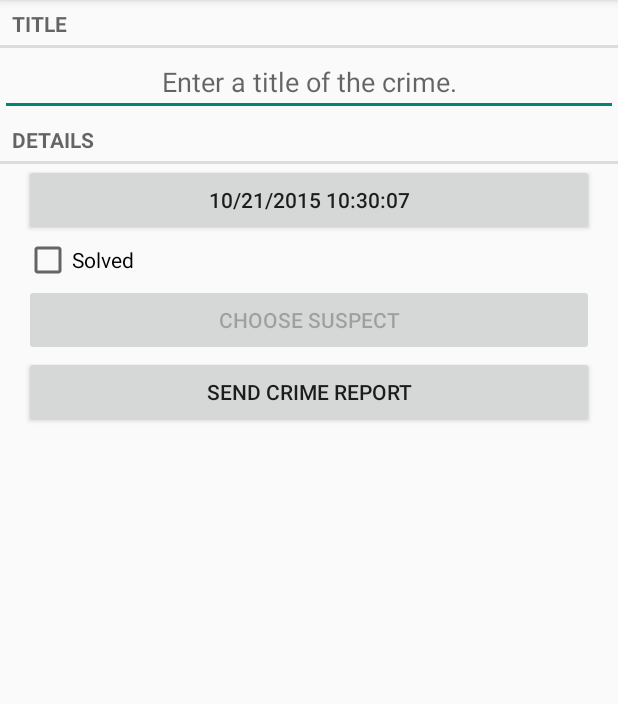
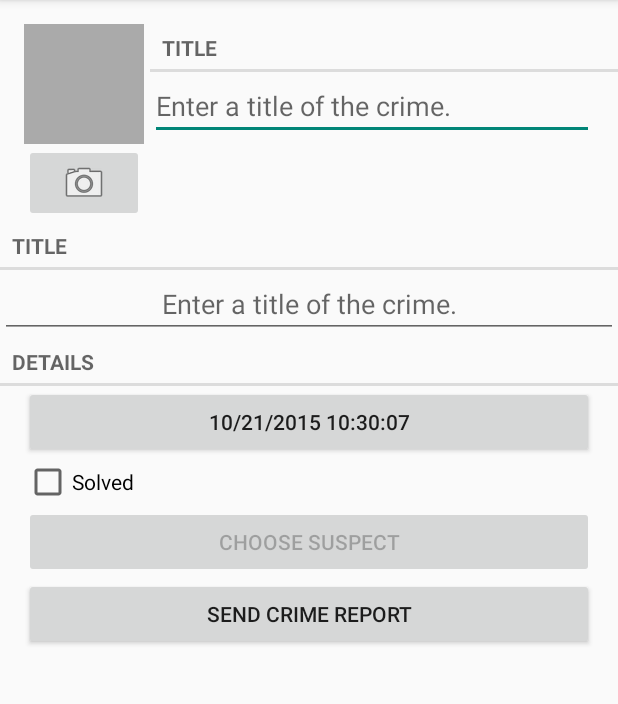
Before and after one commit to yihanseattle/Android-Practice, an Android app: the CrimeFragment screen opened directly, with no data from a screen before it, on a phone screen of 412 x 824 dp, the part 84-788 px from its top. Run offline under Robolectric (Android 15) with nearby library versions, the phone set to English and light mode, and no system bars.

Commit message:
Complete: Chapter 16

```diff
--- a/CriminalIntent/app/src/main/java/app/com/yihan/android/criminalintent/CrimeFragment.java
+++ b/CriminalIntent/app/src/main/java/app/com/yihan/android/criminalintent/CrimeFragment.java
@@ -4,9 +4,11 @@
 import android.content.Intent;
 import android.content.pm.PackageManager;
 import android.database.Cursor;
+import android.graphics.Bitmap;
 import android.net.Uri;
 import android.os.Bundle;
 import android.provider.ContactsContract;
+import android.provider.MediaStore;
 import android.support.annotation.Nullable;
 import android.support.v4.app.Fragment;
 import android.support.v4.app.FragmentManager;
@@ -20,7 +22,10 @@
 import android.widget.CheckBox;
 import android.widget.CompoundButton;
 import android.widget.EditText;
+import android.widget.ImageButton;
+import android.widget.ImageView;
 
+import java.io.File;
 import java.util.Date;
 import java.util.UUID;
 
@@ -28,6 +33,7 @@
 import app.com.yihan.android.criminalintent.modelHelper.CrimeLab;
 import app.com.yihan.android.criminalintent.others.Constants;
 import app.com.yihan.android.criminalintent.others.DatePickerFragment;
+import app.com.yihan.android.criminalintent.others.PictureUtils;
 
 
 /**
@@ -42,6 +48,9 @@
     private CheckBox mCheckBoxSolved;
     private Button mButtonReport;
     private Button mButtonSuspect;
+    private ImageButton mButtonPhoto;
+    private ImageView mViewPhoto;
+    private File mPhotoFile;
 
     public static CrimeFragment newInstance(UUID crimeId) {
         Bundle args = new Bundle();
@@ -56,6 +65,7 @@
         super.onCreate(savedInstanceState);
         UUID crimId = (UUID) getArguments().getSerializable(Constants.ARG_CRIME_ID);
         mCrime = CrimeLab.getInstance(getActivity()).getCrime(crimId);
+        mPhotoFile = CrimeLab.getInstance(getActivity()).getPhotoFile(mCrime);
     }
 
     @Override
@@ -143,6 +153,24 @@
             mButtonSuspect.setEnabled(false);
         }
 
+        // take photo
+        mButtonPhoto = (ImageButton) v.findViewById(R.id.crime_camera);
+        final Intent captureImage = new Intent(MediaStore.ACTION_IMAGE_CAPTURE);
+        boolean canTakePhoto = mPhotoFile != null && captureImage.resolveActivity(packageManager) != null;
+        if (canTakePhoto) {
+            Uri uri = Uri.fromFile(mPhotoFile);
+            captureImage.putExtra(MediaStore.EXTRA_OUTPUT, uri);
+        }
+        mButtonPhoto.setOnClickListener(new View.OnClickListener() {
+            @Override
+            public void onClick(View v) {
+                startActivityForResult(captureImage, Constants.REQUEST_PHOTO);
+            }
+        });
+
+        mViewPhoto = (ImageView) v.findViewById(R.id.crime_photo);
+        updatePhotoView();
+
         return v;
     }
 
@@ -189,6 +217,8 @@
                 c.close();
             }
 
+        } else if (requestCode == Constants.REQUEST_PHOTO) {
+            updatePhotoView();
         }
     }
 
@@ -220,4 +250,14 @@
 
         return report;
     }
+
+    private void updatePhotoView() {
+        if (mPhotoFile == null || !mPhotoFile.exists()) {
+            mViewPhoto.setImageDrawable(null);
+        } else {
+            Bitmap bitmap = PictureUtils.getScaledBitmap(mPhotoFile.getPath(), getActivity());
+            mViewPhoto.setImageBitmap(bitmap);
+        }
+    }
+
 }
--- a/CriminalIntent/app/src/main/java/app/com/yihan/android/criminalintent/model/Crime.java
+++ b/CriminalIntent/app/src/main/java/app/com/yihan/android/criminalintent/model/Crime.java
@@ -68,4 +68,8 @@
     public void setSuspect(String suspect) {
         mSuspect = suspect;
     }
+
+    public String getPhotoFilename() {
+        return "IMG_" + getId().toString() + ".jpg";
+    }
 }
--- a/CriminalIntent/app/src/main/java/app/com/yihan/android/criminalintent/modelHelper/CrimeLab.java
+++ b/CriminalIntent/app/src/main/java/app/com/yihan/android/criminalintent/modelHelper/CrimeLab.java
@@ -4,7 +4,9 @@
 import android.content.Context;
 import android.database.Cursor;
 import android.database.sqlite.SQLiteDatabase;
+import android.os.Environment;
 
+import java.io.File;
 import java.util.ArrayList;
 import java.util.List;
 import java.util.UUID;
@@ -116,4 +118,20 @@
         return values;
     }
 
+    /**
+     * This code does not create any files on the filesystem.
+     * It only returns File objects that point to the right locations.
+     * @param crime
+     * @return
+     */
+    public File getPhotoFile(Crime crime) {
+        File externalFilesDir = mContext.getExternalFilesDir(Environment.DIRECTORY_PICTURES);
+
+        if (externalFilesDir == null) {
+            return null;
+        }
+
+        return new File(externalFilesDir, crime.getPhotoFilename());
+    }
+
 }
--- a/CriminalIntent/app/src/main/java/app/com/yihan/android/criminalintent/others/Constants.java
+++ b/CriminalIntent/app/src/main/java/app/com/yihan/android/criminalintent/others/Constants.java
@@ -15,6 +15,7 @@
     public static final String DIALOG_DATE = "DialogDate";
     public static final int REQUEST_DATE = 0;
     public static final int REQUEST_CONTACT = 1;
+    public static final int REQUEST_PHOTO = 2;
 
     // Constants for DatePickerFragment
     public static final String ARG_DATE = "date";
--- a/CriminalIntent/app/src/main/res/layout-land/fragment_crime.xml
+++ b/CriminalIntent/app/src/main/res/layout-land/fragment_crime.xml
@@ -1,15 +1,19 @@
 <?xml version="1.0" encoding="utf-8"?>
 <LinearLayout xmlns:android="http://schemas.android.com/apk/res/android"
-    android:layout_width="match_parent"
-    android:layout_height="match_parent"
-    android:orientation="vertical"
+              android:layout_width="match_parent"
+              android:layout_height="match_parent"
+              android:orientation="vertical"
     >
 
+    <include
+        layout="@layout/view_camera_ant_title"
+        />
+
     <TextView
+        style="?android:listSeparatorTextViewStyle"
         android:layout_width="match_parent"
         android:layout_height="wrap_content"
         android:text="@string/crime_title_label"
-        style="?android:listSeparatorTextViewStyle"
         />
 
     <EditText
@@ -21,41 +25,41 @@
         />
 
     <TextView
+        style="?android:listSeparatorTextViewStyle"
         android:layout_width="match_parent"
         android:layout_height="wrap_content"
         android:text="@string/crime_details_label"
-        style="?android:listSeparatorTextViewStyle"
         />
 
     <LinearLayout
-        android:orientation="horizontal"
         android:layout_width="match_parent"
         android:layout_height="wrap_content"
         android:layout_marginLeft="16dp"
-        android:layout_marginRight="16dp">
+        android:layout_marginRight="16dp"
+        android:orientation="horizontal">
 
         <Button
             android:id="@+id/bCrimeDate"
             android:layout_width="wrap_content"
             android:layout_height="wrap_content"
-            android:layout_weight="1" />
+            android:layout_weight="1"/>
 
         <CheckBox
             android:id="@+id/cbCrimeSolved"
             android:layout_width="wrap_content"
             android:layout_height="wrap_content"
-            android:text="@string/crime_solved_label"
-            android:layout_weight="1" />
+            android:layout_weight="1"
+            android:text="@string/crime_solved_label"/>
     </LinearLayout>
 
     <LinearLayout
-        android:orientation="horizontal"
         android:layout_width="match_parent"
         android:layout_height="wrap_content"
+        android:layout_marginEnd="16dp"
         android:layout_marginLeft="16dp"
+        android:layout_marginRight="16dp"
         android:layout_marginStart="16dp"
-        android:layout_marginEnd="16dp"
-        android:layout_marginRight="16dp"
+        android:orientation="horizontal"
         >
 
         <Button
--- a/CriminalIntent/app/src/main/res/layout/fragment_crime.xml
+++ b/CriminalIntent/app/src/main/res/layout/fragment_crime.xml
@@ -1,15 +1,19 @@
 <?xml version="1.0" encoding="utf-8"?>
 <LinearLayout xmlns:android="http://schemas.android.com/apk/res/android"
-    android:layout_width="match_parent"
-    android:layout_height="match_parent"
-    android:orientation="vertical"
+              android:layout_width="match_parent"
+              android:layout_height="match_parent"
+              android:orientation="vertical"
     >
 
+    <include
+        layout="@layout/view_camera_ant_title"
+        />
+
     <TextView
+        style="?android:listSeparatorTextViewStyle"
         android:layout_width="match_parent"
         android:layout_height="wrap_content"
         android:text="@string/crime_title_label"
-        style="?android:listSeparatorTextViewStyle"
         />
 
     <EditText
@@ -21,30 +25,30 @@
         />
 
     <TextView
+        style="?android:listSeparatorTextViewStyle"
         android:layout_width="match_parent"
         android:layout_height="wrap_content"
         android:text="@string/crime_details_label"
-        style="?android:listSeparatorTextViewStyle"
         />
 
     <Button
         android:id="@+id/bCrimeDate"
         android:layout_width="match_parent"
         android:layout_height="wrap_content"
+        android:layout_marginEnd="16dp"
         android:layout_marginLeft="16dp"
+        android:layout_marginRight="16dp"
         android:layout_marginStart="16dp"
-        android:layout_marginRight="16dp"
-        android:layout_marginEnd="16dp"
         />
 
     <CheckBox
         android:id="@+id/cbCrimeSolved"
         android:layout_width="match_parent"
         android:layout_height="wrap_content"
+        android:layout_marginEnd="16dp"
         android:layout_marginLeft="16dp"
+        android:layout_marginRight="16dp"
         android:layout_marginStart="16dp"
-        android:layout_marginRight="16dp"
-        android:layout_marginEnd="16dp"
         android:text="@string/crime_solved_label"
         />
 
@@ -52,10 +56,10 @@
         android:id="@+id/crime_suspect"
         android:layout_width="match_parent"
         android:layout_height="wrap_content"
+        android:layout_marginEnd="16dp"
         android:layout_marginLeft="16dp"
+        android:layout_marginRight="16dp"
         android:layout_marginStart="16dp"
-        android:layout_marginEnd="16dp"
-        android:layout_marginRight="16dp"
         android:text="@string/crime_suspect_text"
         />
 
@@ -63,10 +67,10 @@
         android:id="@+id/crime_report"
         android:layout_width="match_parent"
         android:layout_height="wrap_content"
+        android:layout_marginEnd="16dp"
         android:layout_marginLeft="16dp"
+        android:layout_marginRight="16dp"
         android:layout_marginStart="16dp"
-        android:layout_marginEnd="16dp"
-        android:layout_marginRight="16dp"
         android:text="@string/crime_report_text"
         />
 
--- /dev/null
+++ b/CriminalIntent/app/src/main/res/layout/view_camera_ant_title.xml
@@ -0,0 +1,52 @@
+<?xml version="1.0" encoding="utf-8"?>
+<LinearLayout xmlns:android="http://schemas.android.com/apk/res/android"
+              android:layout_width="match_parent"
+              android:layout_height="wrap_content"
+              android:layout_marginLeft="16dp"
+              android:layout_marginTop="16dp">
+    <LinearLayout
+        android:layout_width="wrap_content"
+        android:layout_height="wrap_content"
+        android:orientation="vertical"
+        android:layout_marginRight="4dp"
+        android:layout_marginEnd="4dp"
+        >
+        <ImageView
+            android:id="@+id/crime_photo"
+            android:layout_width="80dp"
+            android:layout_height="80dp"
+            android:scaleType="centerInside"
+            android:background="@android:color/darker_gray"
+            android:cropToPadding="true"
+            />
+        <ImageButton
+            android:id="@+id/crime_camera"
+            android:layout_width="match_parent"
+            android:layout_height="wrap_content"
+            android:src="@android:drawable/ic_menu_camera"
+            />
+    </LinearLayout>
+
+    <LinearLayout
+        android:layout_width="wrap_content"
+        android:layout_height="wrap_content"
+        android:orientation="vertical"
+        android:layout_weight="1"
+        >
+        <TextView
+            android:layout_width="match_parent"
+            android:layout_height="wrap_content"
+            android:text="@string/crime_title_label"
+            style="?android:listSeparatorTextViewStyle"
+            />
+        <EditText
+            android:id="@+id/crime_title"
+            android:layout_width="match_parent"
+            android:layout_height="wrap_content"
+            android:layout_marginRight="16dp"
+            android:layout_marginEnd="16dp"
+            android:hint="@string/crime_title_hint"
+            />
+    </LinearLayout>
+
+</LinearLayout>
```
Also changed, not shown: CriminalIntent/app/src/main/AndroidManifest.xml (+11 -2 lines), CriminalIntent/app/src/main/java/app/com/yihan/android/criminalintent/others/PictureUtils.java (added, +45 -0 lines).
